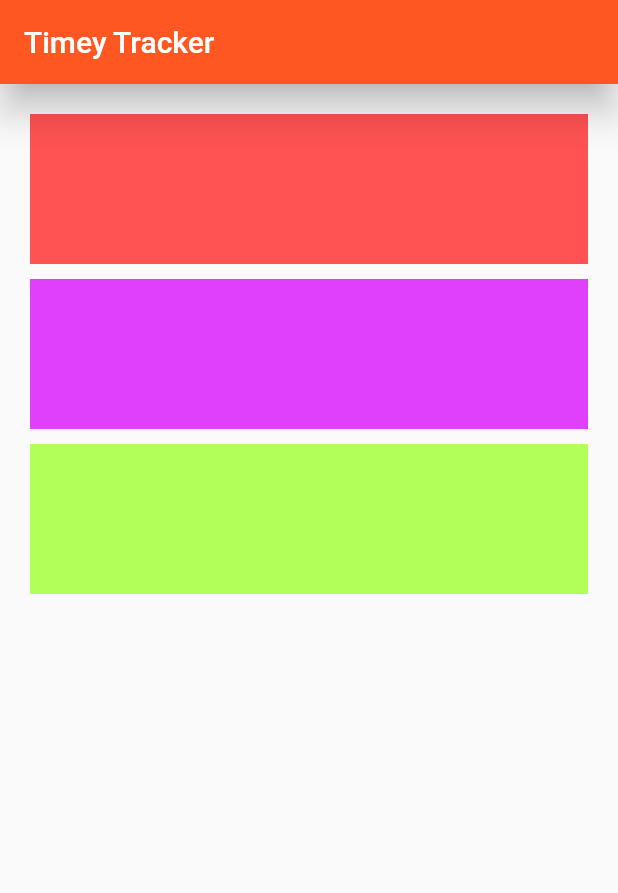
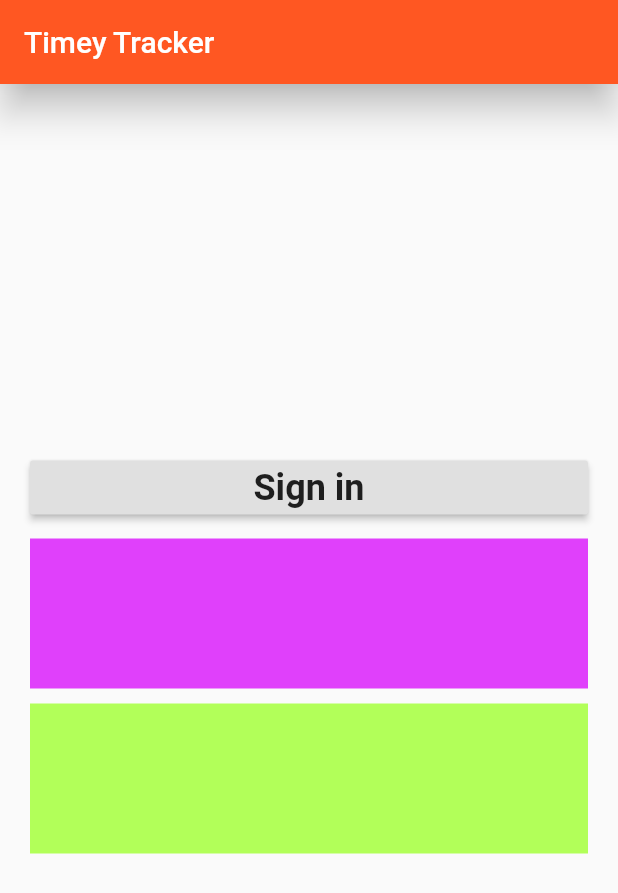
Before and after one commit to VickyAbishek/flutter_timesheet, a Flutter app: the screen it shows after launch, on a phone screen of 412 x 824 dp. Shown: the top 893 px of the screen. Run offline on Flutter 3.47's test engine with Material 2 defaults, Android fonts, the phone set to English and light mode, and no system bars.

Commit message:
day - 004
Raised Button

```diff
--- a/timesheet/lib/view/login.dart
+++ b/timesheet/lib/view/login.dart
@@ -22,16 +22,27 @@ class LoginPage extends StatelessWidget {
       // color: Colors.cyanAccent,
       padding: EdgeInsets.all(20.0),
       child: Column(
+        mainAxisAlignment: MainAxisAlignment.center,
         crossAxisAlignment: CrossAxisAlignment.stretch,
         // mainAxisAlignment: MainAxisAlignment.spaceEvenly,
         children: <Widget>[
-          Container(
-            color: Colors.redAccent,
-            child: SizedBox(
-              height: 100.0,
-              width: 100.0,
-            ),
-            // padding: Padding(padding: ,),
+          // Container(
+          //   color: Colors.redAccent,
+          //   child: SizedBox(
+          //     height: 100.0,
+          //     width: 100.0,
+          //   ),
+          //   // padding: Padding(padding: ,),
+          // )
+          RaisedButton(
+                      child: Text(
+              'Sign in',
+              textAlign: TextAlign.center,
+              style: TextStyle(
+                fontWeight: FontWeight.w600,
+                fontSize: 24.0
+               ),
+            ), onPressed: () {},
           ),
           SizedBox(height: 10.0,),
           Container(
```
